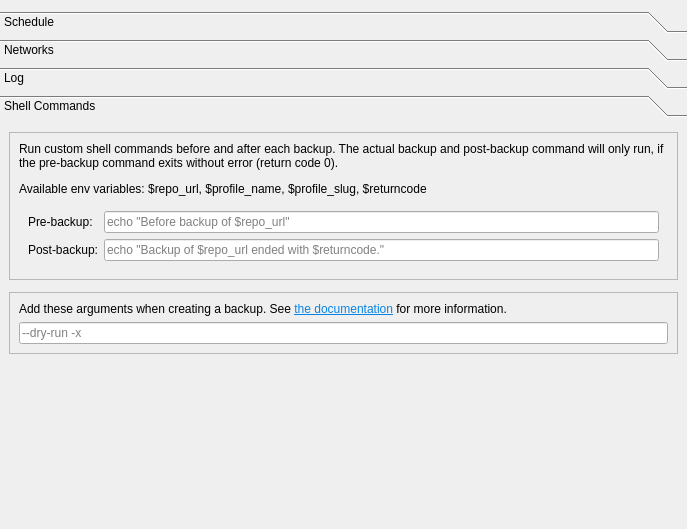
borgbase/vorta, file src/vorta/assets/UI/scheduletab.ui: the form before one commit.
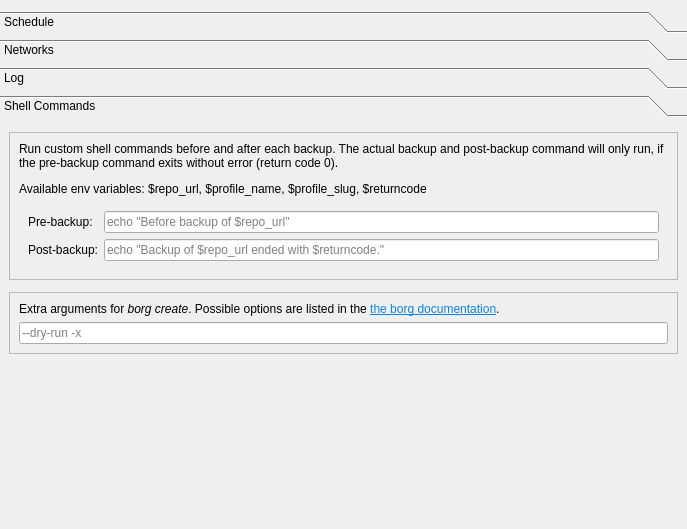
The form after the commit. The open tabs and pages were chosen to show the change.

Commit message:
Improve label of entry for `borg create` extra arguments.
* src/vorta/assets/UI/scheduletab.ui

Patch:
```diff
--- a/src/vorta/assets/UI/scheduletab.ui
+++ b/src/vorta/assets/UI/scheduletab.ui
@@ -624,7 +624,7 @@
         <x>0</x>
         <y>0</y>
         <width>687</width>
-        <height>367</height>
+        <height>389</height>
        </rect>
       </property>
       <attribute name="label">
@@ -726,7 +726,7 @@
           <item>
            <widget class="QLabel" name="label_7">
             <property name="text">
-             <string>Add these arguments when creating a backup. See &lt;a href=&quot;https://borgbackup.readthedocs.io/en/stable/usage/create.html&quot;&gt;&lt;span style=&quot; text-decoration: underline; color:#0984e3;&quot;&gt;the documentation&lt;/span&gt;&lt;/a&gt; for more information.</string>
+             <string>&lt;html&gt;&lt;head/&gt;&lt;body&gt;&lt;p&gt;Extra arguments for &lt;span style=&quot; font-style:italic;&quot;&gt;borg create&lt;/span&gt;. Possible options are listed in the &lt;a href=&quot;https://borgbackup.readthedocs.io/en/stable/usage/create.html&quot;&gt;&lt;span style=&quot; text-decoration: underline; color:#0984e3;&quot;&gt;the borg documentation&lt;/span&gt;&lt;/a&gt;.&lt;/p&gt;&lt;/body&gt;&lt;/html&gt;</string>
             </property>
             <property name="wordWrap">
              <bool>true</bool>
```
Left out of the diff: 4 changed lines with no effect on the pictures.
